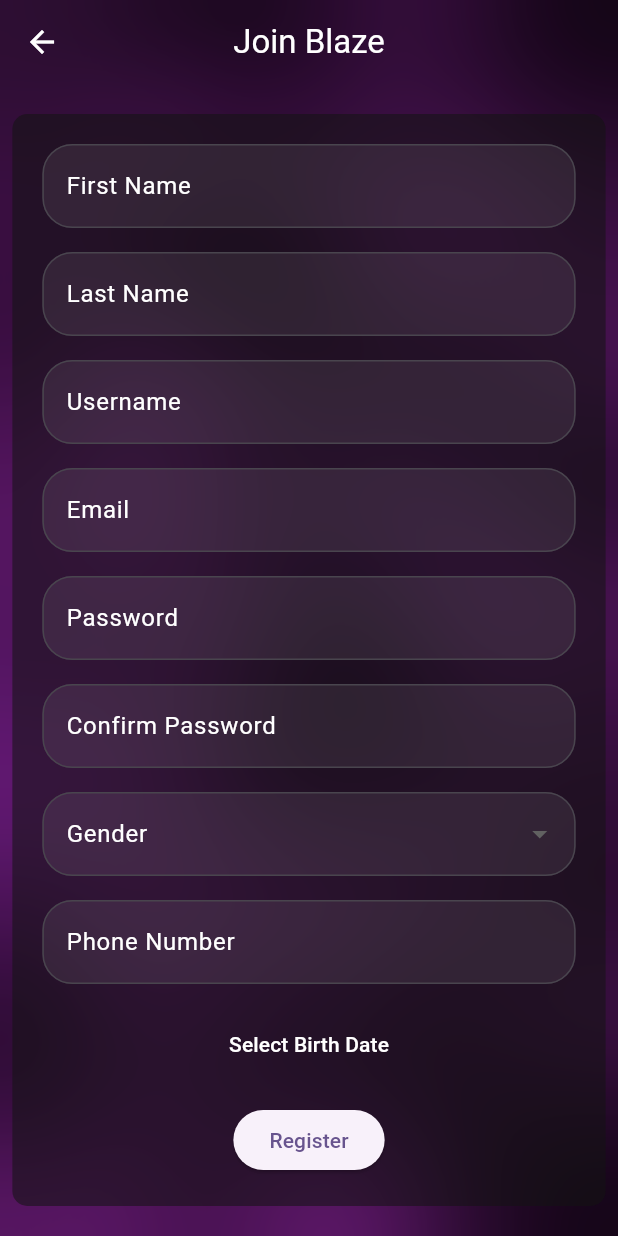
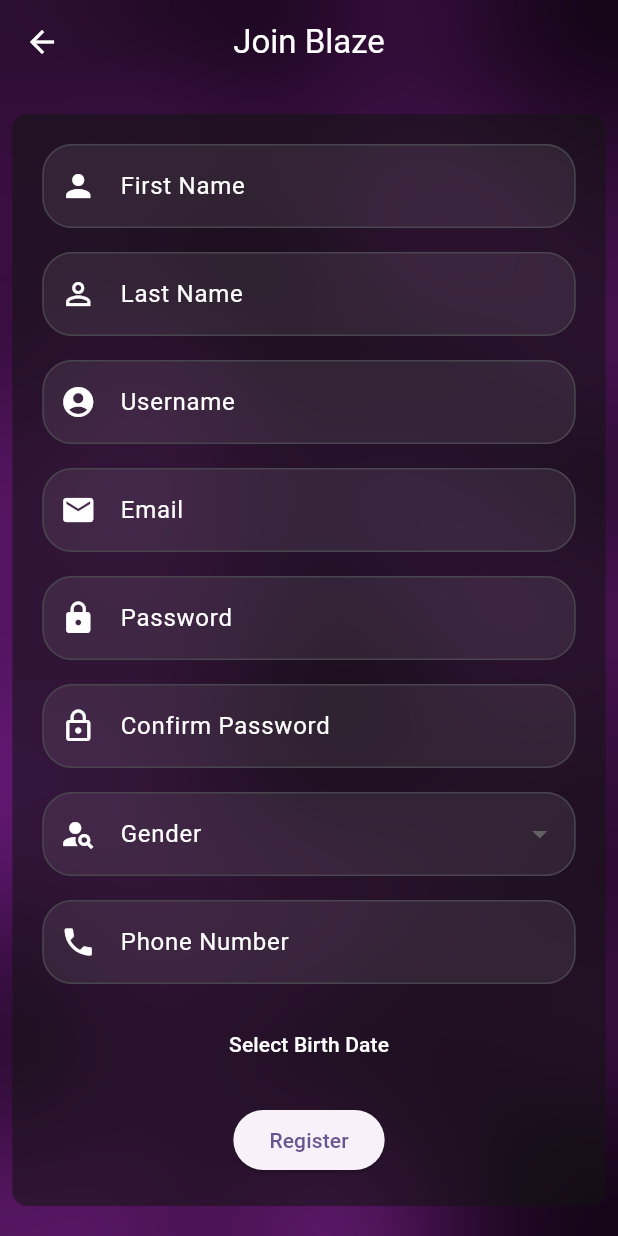
Before and after one commit to youssefdawood197/Blaze-test, a Flutter app: the Register_Page screen opened by its route, on a phone screen of 412 x 824 dp. Run offline on Flutter 3.47's test engine with Material 3 defaults, Android fonts, the phone set to English and light mode, and no system bars.

Commit message:
Login and Register

```diff
--- a/lib/Authntication/Login_Page.dart
+++ b/lib/Authntication/Login_Page.dart
@@ -86,6 +86,7 @@
               hintText: 'Enter your email',
               labelStyle: TextStyle(color: Colors.white), // Label color
               hintStyle: TextStyle(color: Colors.white70), // Hint color
+              prefixIcon: Icon(Icons.email, color: Colors.white), // Add email icon
               border: OutlineInputBorder(
                 borderRadius: BorderRadius.circular(20.0), // Rounded corners
               ),
@@ -113,6 +114,7 @@
               hintText: 'Enter your password',
               labelStyle: TextStyle(color: Colors.white), // Label color
               hintStyle: TextStyle(color: Colors.white70), // Hint color
+              prefixIcon: Icon(Icons.lock, color: Colors.white), // Add lock icon
               border: OutlineInputBorder(
                 borderRadius: BorderRadius.circular(20.0), // Rounded corners
               ),
--- a/lib/Authntication/Register_Page.dart
+++ b/lib/Authntication/Register_Page.dart
@@ -37,9 +37,7 @@
                       color: Color.fromARGB(144, 19, 19, 19),
                       borderRadius: BorderRadius.circular(10.0),
                     ),
-                    child: SingleChildScrollView(
-                      child: RegisterForm(), // Scrollable Form
-                    ),
+                    child: RegisterForm(),
                   ),
                 ),
               ),
@@ -50,6 +48,7 @@
     );
   }
 }
+
 class RegisterForm extends StatefulWidget {
   @override
   _RegisterFormState createState() => _RegisterFormState();
@@ -104,12 +103,12 @@
               hintText: 'Enter your first name',
               labelStyle: TextStyle(color: Colors.white),
               hintStyle: TextStyle(color: Colors.white70),
+              prefixIcon: Icon(Icons.person, color: Colors.white), // Add icon
               border: OutlineInputBorder(
                 borderRadius: BorderRadius.circular(20.0),
               ),
-              filled: true, // Fill color for input field
-              fillColor: Color.fromARGB(20, 255, 255, 255), // Light opacity
-
+              filled: true,
+              fillColor: Color.fromARGB(20, 255, 255, 255),
             ),
             validator: (value) {
               if (value == null || value.isEmpty) {
@@ -128,12 +127,12 @@
               hintText: 'Enter your last name',
               labelStyle: TextStyle(color: Colors.white),
               hintStyle: TextStyle(color: Colors.white70),
+              prefixIcon: Icon(Icons.person_outline, color: Colors.white), // Add icon
               border: OutlineInputBorder(
                 borderRadius: BorderRadius.circular(20.0),
               ),
-              filled: true, // Fill color for input field
-              fillColor: Color.fromARGB(20, 255, 255, 255), // Light opacity
-
+              filled: true,
+              fillColor: Color.fromARGB(20, 255, 255, 255),
             ),
             validator: (value) {
               if (value == null || value.isEmpty) {
@@ -152,12 +151,12 @@
               hintText: 'Enter your username',
               labelStyle: TextStyle(color: Colors.white),
               hintStyle: TextStyle(color: Colors.white70),
+              prefixIcon: Icon(Icons.account_circle, color: Colors.white), // Add icon
               border: OutlineInputBorder(
                 borderRadius: BorderRadius.circular(20.0),
               ),
-              filled: true, // Fill color for input field
-              fillColor: Color.fromARGB(20, 255, 255, 255), // Light opacity
-
+              filled: true,
+              fillColor: Color.fromARGB(20, 255, 255, 255),
             ),
             validator: (value) {
               if (value == null || value.isEmpty) {
@@ -176,12 +175,12 @@
               hintText: 'Enter your email',
               labelStyle: TextStyle(color: Colors.white),
               hintStyle: TextStyle(color: Colors.white70),
+              prefixIcon: Icon(Icons.email, color: Colors.white), // Add icon
               border: OutlineInputBorder(
                 borderRadius: BorderRadius.circular(20.0),
               ),
-              filled: true, // Fill color for input field
-              fillColor: Color.fromARGB(20, 255, 255, 255), // Light opacity
-
+              filled: true,
+              fillColor: Color.fromARGB(20, 255, 255, 255),
             ),
             keyboardType: TextInputType.emailAddress,
             validator: (value) {
@@ -204,12 +203,12 @@
               hintText: 'Enter your password',
               labelStyle: TextStyle(color: Colors.white),
               hintStyle: TextStyle(color: Colors.white70),
+              prefixIcon: Icon(Icons.lock, color: Colors.white), // Add icon
               border: OutlineInputBorder(
                 borderRadius: BorderRadius.circular(20.0),
               ),
-              filled: true, // Fill color for input field
-              fillColor: Color.fromARGB(20, 255, 255, 255), // Light opacity
-
+              filled: true,
+              fillColor: Color.fromARGB(20, 255, 255, 255),
             ),
             obscureText: true,
             validator: (value) {
@@ -232,12 +231,12 @@
               hintText: 'Re-enter your password',
               labelStyle: TextStyle(color: Colors.white),
               hintStyle: TextStyle(color: Colors.white70),
+              prefixIcon: Icon(Icons.lock_outline, color: Colors.white), // Add icon
               border: OutlineInputBorder(
                 borderRadius: BorderRadius.circular(20.0),
               ),
-              filled: true, // Fill color for input field
-              fillColor: Color.fromARGB(20, 255, 255, 255), // Light opacity
-
+              filled: true,
+              fillColor: Color.fromARGB(20, 255, 255, 255),
             ),
             obscureText: true,
             validator: (value) {
@@ -266,12 +265,12 @@
             decoration: InputDecoration(
               labelText: 'Gender',
               labelStyle: TextStyle(color: Colors.white),
+              prefixIcon: Icon(Icons.person_search, color: Colors.white), // Add icon
               border: OutlineInputBorder(
                 borderRadius: BorderRadius.circular(20.0),
               ),
-              filled: true, // Fill color for input field
-              fillColor: Color.fromARGB(20, 255, 255, 255), // Light opacity
-
+              filled: true,
+              fillColor: Color.fromARGB(20, 255, 255, 255),
             ),
             validator: (value) {
               if (value == null || value.isEmpty) {
@@ -290,12 +289,12 @@
               hintText: 'Enter your phone number',
               labelStyle: TextStyle(color: Colors.white),
               hintStyle: TextStyle(color: Colors.white70),
+              prefixIcon: Icon(Icons.phone, color: Colors.white), // Add icon
               border: OutlineInputBorder(
                 borderRadius: BorderRadius.circular(20.0),
               ),
-              filled: true, // Fill color for input field
-              fillColor: Color.fromARGB(20, 255, 255, 255), // Light opacity
-
+              filled: true,
+              fillColor: Color.fromARGB(20, 255, 255, 255),
             ),
             keyboardType: TextInputType.phone,
             validator: (value) {
@@ -307,7 +306,6 @@
           ),
           SizedBox(height: 16.0),
           // Birth Date Field
-// Birth Date Field
           TextButton(
             onPressed: () async {
               final pickedDate = await showDatePicker(
```
